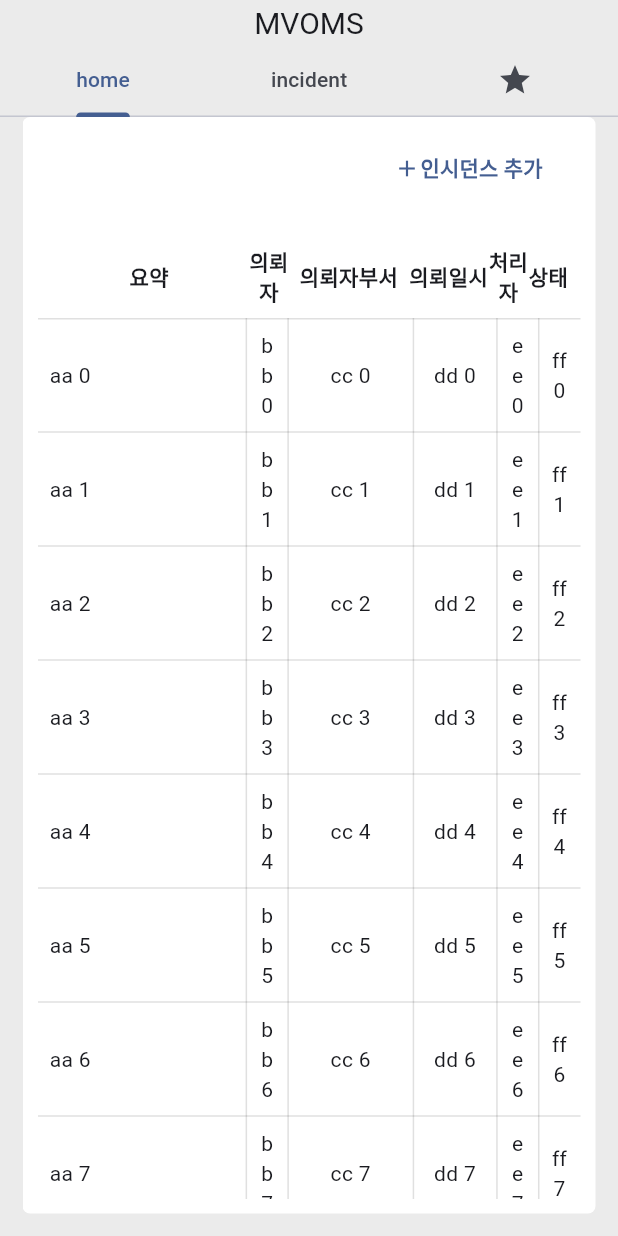
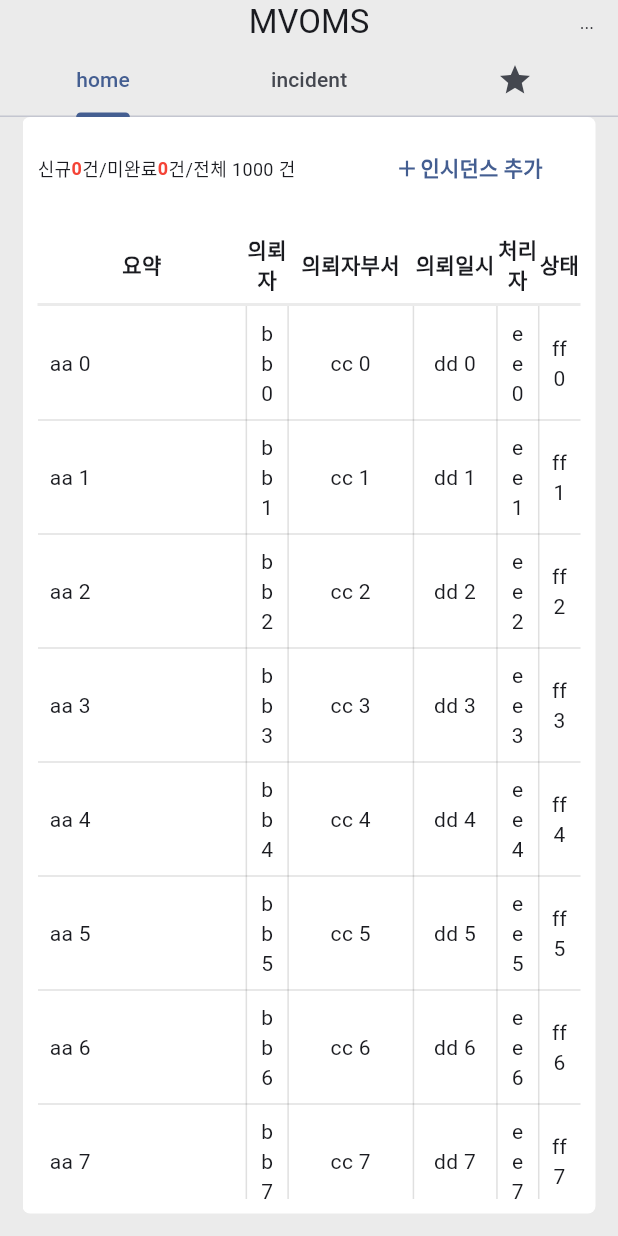
Before and after one commit to skinuo/mvoms, a Flutter app: the MvHome screen opened directly, on a phone screen of 412 x 824 dp. Run offline on Flutter 3.47's test engine with Material 3 defaults, Android fonts, the phone set to English and light mode, and no system bars; our stand-ins replace dropdown_button2, flutter_secure_storage; missing offline and left inert: omni_datetime_picker; accounts and stored records are empty.

Commit message:
사용자 정보 및 목록 개요

```diff
--- a/lib/login.dart
+++ b/lib/login.dart
@@ -141,7 +141,8 @@ class _MvLoginState extends State<MvLogin> {
   void login(BuildContext context) async {
     if (_formKey.currentState!.validate()) {
       var user = newUser(userId: _id, userNm: "테스터", instt: "mvst");
-      var userJson = jsonEncode(user);
+      var userJson = json.encode(user);
+      userJson.replaceAll("\\""", "");
       await _storage.write(key: "user", value: userJson);
       goToHome();
     } else {
@@ -168,9 +169,9 @@ class _MvLoginState extends State<MvLogin> {
     required String instt})
   {
     return {
-      "usreId": userId,
-      "userNm": userNm,
-      "instt": instt
+      'userId': userId,
+      'userNm': userNm,
+      'instt': instt
     };
   }
 }
--- a/lib/main.dart
+++ b/lib/main.dart
@@ -1,4 +1,7 @@
+import 'dart:convert';
+
 import 'package:flutter/material.dart';
+import 'package:flutter_secure_storage/flutter_secure_storage.dart';
 import 'incidentDialog.dart';
 import 'login.dart';
 
@@ -11,6 +14,7 @@
       useMaterial3: true,
     ),
     //home: const MvHome()));
+    debugShowCheckedModeBanner: false,
     home: const MvLogin()));
 }
 
@@ -22,6 +26,42 @@
 }
 
 class _MvHomeState extends State<MvHome> {
+  // 세션 스토리지
+  static final _storage = new FlutterSecureStorage();
+  // 사용자 정보
+  Map<String, dynamic> _userMap = {};
+  // 사용자 정보 출력 텍스트
+  String _userInfoValue = "...";
+  // 인시던스 목록
+  List<TableRow> _rows = [];
+  // 인시던스 목록 개수 표시
+  String _incidentCountValue = "...";
+  int _newIncidentCount = 0;
+  int _notCompleteIncidentCount = 0;
+
+  // 최초 한번 실행
+  @override
+  void initState() {
+    // TODO: implement initState
+    super.initState();
+
+    // 사용자 정보 로드
+    WidgetsBinding.instance.addPostFrameCallback((_) async {
+      String? userJson = await _storage.read(key: "user");
+      if (userJson != null) {
+        _userMap = json.decode(userJson);
+        _userInfoValue = "${_userMap["userNm"]}(${_userMap["userId"]}), ${_userMap["instt"]}";
+      }
+    });
+
+    // 인시던스 목록 불러오기
+    _rows = getRow();
+    // 개수 표시
+    _incidentCountValue = "전체 ${_rows.length} 건";
+    _newIncidentCount = 0;
+    _notCompleteIncidentCount = 0;
+  }
+
   @override
   Widget build(BuildContext context) {
     return Container(
@@ -38,7 +78,18 @@
               Tab(text: "incident"),
               Tab(icon: Icon(Icons.star))
             ]),
-            title: const Text("MVOMS", style: TextStyle(fontSize: 20)),
+            title: Row(
+              children: [
+                Flexible(fit: FlexFit.tight, child: Center(child: new Text(""))),
+                Flexible(fit: FlexFit.tight, child: Center(child: new Text("MVOMS"))),
+                // 사용자 정보 출력
+                Flexible(fit: FlexFit.tight,
+                  child: Align(
+                    alignment: Alignment.centerRight,
+                    child: Text(_userInfoValue, style: const TextStyle(fontSize: 12)),
+                  ))
+              ],
+            )
           ),
           body: Container(
             padding: const EdgeInsets.fromLTRB(15, 0, 15, 15),
@@ -53,8 +104,20 @@
                   children: [
                     Row(
                       children: [
-                        const Expanded(
-                          child: Text(""),
+                        Expanded(
+                          child: Row(
+                            children: [
+                              const Text("신규", style: TextStyle(fontSize: 12)),
+                              Text("$_newIncidentCount", style:
+                                const TextStyle(fontSize: 12, color: Colors.red, fontWeight: FontWeight.bold)),
+                              const Text("건/", style: TextStyle(fontSize: 12)),
+                              const Text("미완료", style: TextStyle(fontSize: 12)),
+                              Text("$_notCompleteIncidentCount", style:
+                                const TextStyle(fontSize: 12, color: Colors.red, fontWeight: FontWeight.bold)),
+                              const Text("건/", style: TextStyle(fontSize: 12)),
+                              Text(_incidentCountValue, style: const TextStyle(fontSize: 12)),
+                            ],
+                          )
                         ),
                         SizedBox(
                           width: 150,
@@ -66,11 +129,7 @@
                               mainAxisAlignment: MainAxisAlignment.center,
                               children: [
                                 Icon(Icons.add),
-                                    Text(
-                                      "인시던스 추가",
-                                      style: TextStyle(
-                                          fontWeight: FontWeight.bold),
-                                    )
+                                Text("인시던스 추가", style: TextStyle(fontWeight: FontWeight.bold))
                               ],
                             ))),
                       ],
@@ -83,9 +142,9 @@
                     Row(
                       children: [
                         Expanded(
-                          child: Padding(
-                            padding: const EdgeInsets.all(8.0),
                           child: Table(
+                            border: const TableBorder(bottom:
+                              BorderSide(color: Color.fromRGBO(235, 235, 235, 1), width: 2)),
                             columnWidths: getIncidentColumnWidths(),
                             children: [
                               TableRow(children: [
@@ -99,7 +158,6 @@
                             ],
                           ),
                         ),
-                        ),
                       ],
                     ),
                     // 인시던스 테이블 목록
@@ -107,16 +165,13 @@
                       child: SingleChildScrollView(
                         scrollDirection: Axis.vertical,
                         child: Table(
-                            //border: TableBorder.all(color: Colors.black12),
                           border: const TableBorder(
-                                top: BorderSide(color: Colors.black12),
-                                verticalInside:
-                                    BorderSide(color: Colors.black12),
-                                horizontalInside:
-                                    BorderSide(color: Colors.black12)),
+                            verticalInside: BorderSide(color: Colors.black12),
+                            horizontalInside: BorderSide(color: Colors.black12)),
                           columnWidths: getIncidentColumnWidths(),
-                            children: getRow(),
-                          )),
+                          children: _rows,
+                        )
+                      ),
                     ),
                   ],
                 ),
@@ -159,7 +214,7 @@
   /// @since 2023.12.30.
   List<TableRow> getRow() {
     List<TableRow> row = [];
-    for (var i = 0; i < 40; i++) {
+    for (var i = 0; i < 1000; i++) {
       row.add(TableRow(children: [
         makeIncidentBodyCell("aa ${i.toString()}", TextAlign.left),
         makeIncidentBodyCell("bb ${i.toString()}"),
@@ -191,9 +246,12 @@
   TableCell makeIncidentHeaderCell(String label) {
     return TableCell(
         verticalAlignment: TableCellVerticalAlignment.middle,
+        child: Padding(
+          padding: const EdgeInsets.only(bottom: 8),
           child: Text(label,
               textAlign: TextAlign.center,
-            style: const TextStyle(fontWeight: FontWeight.bold)));
+              style: const TextStyle(fontWeight: FontWeight.bold)),
+        ));
   }
 
   /// 인시던스 테이블 컬럼 너비 반환
```
Lines whose indentation alone changed are shown as unchanged.
